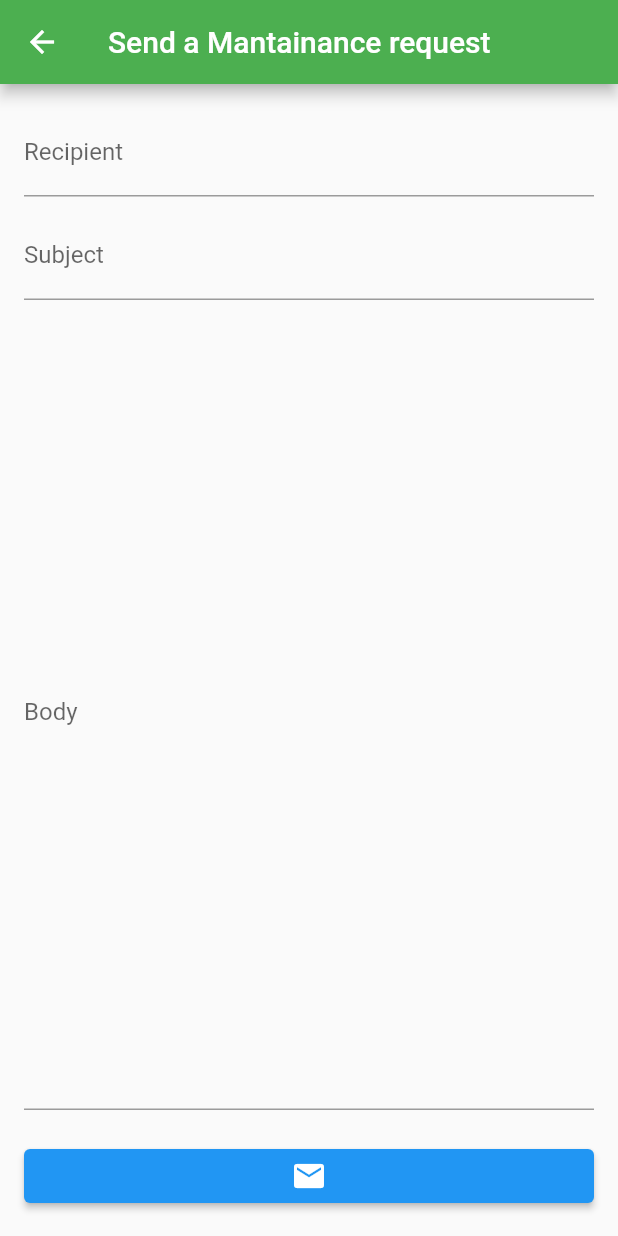
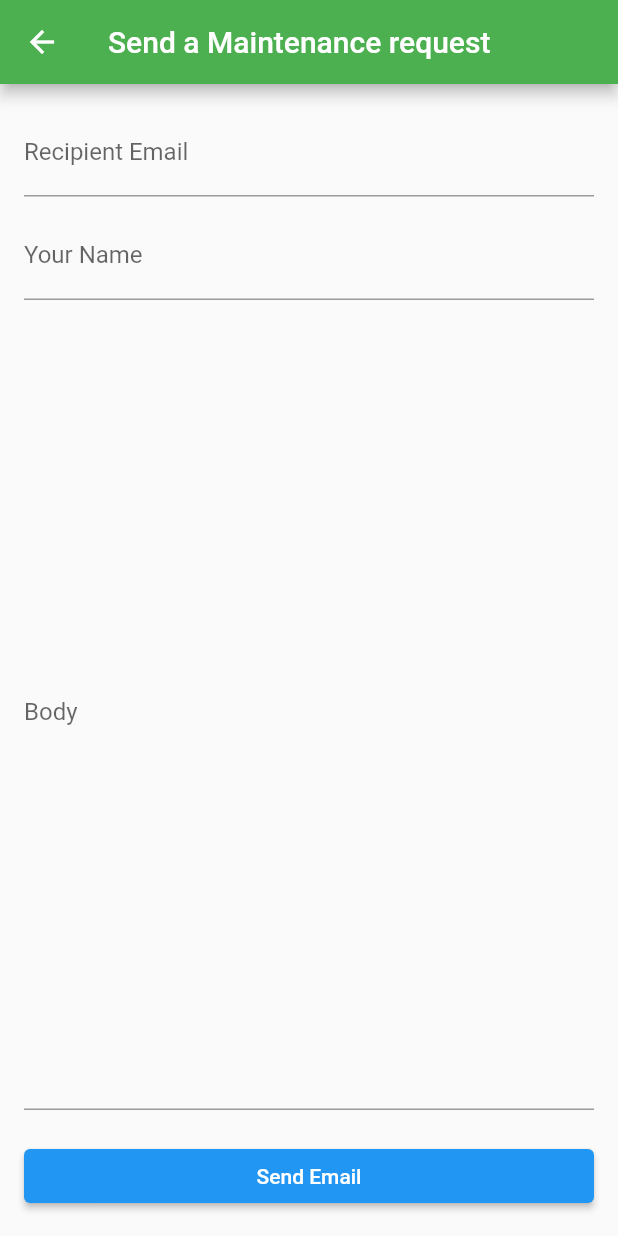
Before and after one commit to jovinraymond/reccess_project, a Flutter app: the SendEmailScreen screen opened by its route, on a phone screen of 412 x 824 dp. Run offline on Flutter 3.47's test engine with Material 2 defaults, Android fonts, the phone set to English and light mode, and no system bars; our stand-ins replace cloud_firestore, firebase_auth, firebase_core; accounts and stored records are empty.

Commit message:
i enable the email send function and added some dependencies in the pubspec.yaml file

```diff
--- a/lib/mantainance_request.dart
+++ b/lib/mantainance_request.dart
@@ -1,51 +1,47 @@
 import 'package:flutter/material.dart';
-import 'package:flutter_email_sender/flutter_email_sender.dart';
+import 'package:http/http.dart' as http;
+import 'dart:convert';
 
-class SendEmailScreen extends StatelessWidget {
-  final TextEditingController _subjectController = TextEditingController();
-  final TextEditingController _bodyController = TextEditingController();
-  final TextEditingController _recipientController = TextEditingController();
+class SendEmailScreen extends StatefulWidget {
+  @override
+  State<SendEmailScreen> createState() => _SendEmailScreenState();
+}
 
-  void sendEmail() async {
-    final Email email = Email(
-      body: _bodyController.text,
-      subject: _subjectController.text,
-      recipients: ['dianah.namutosi10@gmail.com'],
-      isHTML: false,
-    );
+class _SendEmailScreenState extends State<SendEmailScreen> {
+  final _formKey = GlobalKey<FormState>(); // Step 1
 
-    try {
-      await FlutterEmailSender.send(email);
-    } catch (error) {
-      print(error.toString());
-    }
-  }
+  final TextEditingController _nameController = TextEditingController();
+  final TextEditingController _emailController = TextEditingController();
+  final TextEditingController _messageController = TextEditingController();
 
   @override
   Widget build(BuildContext context) {
     return Scaffold(
       appBar: AppBar(
         backgroundColor: Colors.green,
-        title: Text('Send a Mantainance request'),
+        title: Text('Send a Maintenance request'),
       ),
       body: Padding(
         padding: EdgeInsets.all(16.0),
+        child: Form(
+          // Wrap your content in a Form widget and use _formKey.
+          key: _formKey,
           child: Column(
             crossAxisAlignment: CrossAxisAlignment.stretch,
             children: [
               TextField(
-              controller: _recipientController,
-              decoration: InputDecoration(labelText: 'Recipient'),
+                controller: _emailController,
+                decoration: InputDecoration(labelText: 'Recipient Email'),
               ),
               SizedBox(height: 10),
               TextField(
-              controller: _subjectController,
-              decoration: InputDecoration(labelText: 'Subject'),
+                controller: _nameController,
+                decoration: InputDecoration(labelText: 'Your Name'),
               ),
               SizedBox(height: 10),
               Expanded(
                 child: TextField(
-                controller: _bodyController,
+                  controller: _messageController,
                   maxLines: null,
                   expands: true,
                   keyboardType: TextInputType.multiline,
@@ -54,14 +50,57 @@ class SendEmailScreen extends StatelessWidget {
               ),
               SizedBox(height: 20),
               ElevatedButton(
-              onPressed: () {
-                sendEmail();
+                onPressed: () async {
+                  if (_formKey.currentState!.validate()) {
+                    final response = await sendEmail(
+                      _nameController.text, // Step 2
+                      _emailController.text, // Step 2
+                      _messageController.text, // Step 2
+                    );
+                    ScaffoldMessenger.of(context).showSnackBar(
+                      response == 200
+                          ? const SnackBar(
+                              content: Text('Message Sent!'),
+                              backgroundColor: Colors.green)
+                          : const SnackBar(
+                              content: Text('Failed to send message!'),
+                              backgroundColor: Colors.red),
+                    );
+                    _nameController.clear(); // Step 2
+                    _emailController.clear(); // Step 2
+                    _messageController.clear(); // Step 2
+                  }
                 },
-              child: Icon(Icons.email),
+                child: Text("Send Email"),
               ),
             ],
           ),
         ),
+      ),
     );
   }
+
+  Future sendEmail(String name, String email, String message) async {
+    final url = Uri.parse('https://api.emailjs.com/api/v1.0/email/send');
+    const serviceId = 'service_hko6mjh';
+    const templateId = 'template_bsnot6a';
+    const userId = 'J9NG4xRyTIcv1ER9h';
+
+    final response = await http.post(url,
+        headers: {
+          'origin': 'http://localhost',
+          'Content-Type': 'application/json'
+        },
+        body: json.encode({
+          'service_id': serviceId,
+          'template_id': templateId,
+          'user_id': userId,
+          'template_params': {
+            'from_name': name,
+            'from_email': email,
+            'message': message
           }
+        }));
+    return response.statusCode;
+  }
+}
--- a/pubspec.yaml
+++ b/pubspec.yaml
@@ -32,11 +32,15 @@ dependencies:
   firebase_analytics: ^10.1.6
   cloud_functions: ^4.0.13
   firebase_messaging: ^14.3.0
-  firebase_auth: ^4.3.0
+  firebase_auth: ^4.7.2
   firebase_app_check: ^0.1.1
   firebase_storage: ^11.0.16
   firebase_core: ^2.8.0
   firebase_database: ^10.0.0
+  flutter_email_sender: ^6.0.1
+  fluttertoast: ^8.0.7
+  http: ^1.1.0
+  email_validator: ^2.1.17
 
 dev_dependencies:
   flutter_test:
```
Lines whose indentation alone changed are shown as unchanged.
